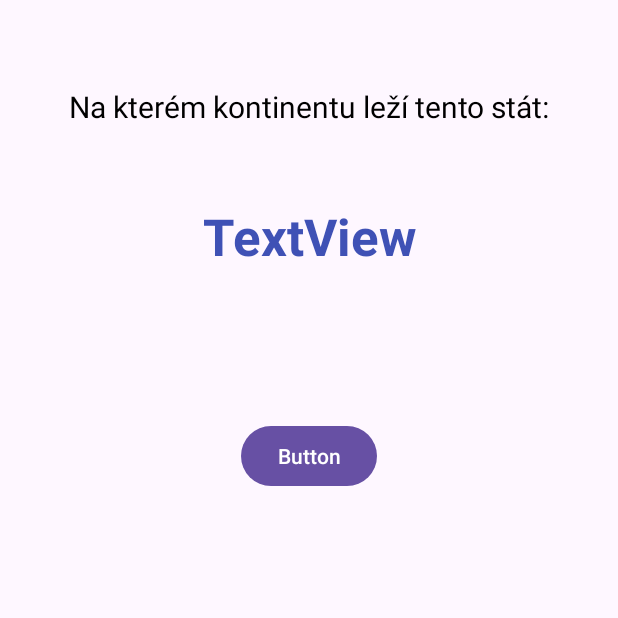
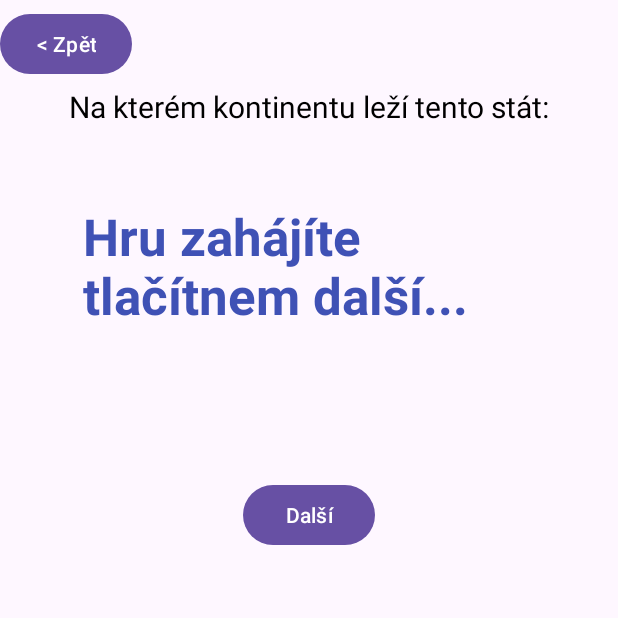
Before and after one commit to JiGaba/CountryGame, an Android app: the CountryGameActivity screen opened directly, with no data from a screen before it, on a phone screen of 412 x 824 dp, the top half of it. Run offline under Robolectric (Android 15) with nearby library versions, the light colour scheme and no system bars; our stand-ins replace Room's generated code, data binding.

Commit message:
Přidání filtru seznamu zemí, úprava vzhledu activity_country_game.xml, přidání akcí při stisku radioButtonů a Buttonu

```diff
--- a/app/src/main/java/com/example/countrygame/CountryGameActivity.kt
+++ b/app/src/main/java/com/example/countrygame/CountryGameActivity.kt
@@ -7,13 +7,17 @@ import android.util.Log
 import android.view.View
 import android.widget.Button
 import android.widget.RadioButton
+import androidx.lifecycle.Observer
 import androidx.lifecycle.ViewModelProvider
 import com.example.countrygame.databinding.ActivityCountryGameBinding
+import com.example.countrygame.domain.CountryData
 import com.example.countrygame.domain.Regions
 
 class CountryGameActivity : AppCompatActivity() {
     private  lateinit var binding: ActivityCountryGameBinding
     private  lateinit var viewModel: CountryGameViewModel
+    private lateinit var _qameData: List<CountryData>
+    private  lateinit var _actualGameData: CountryData
     override fun onCreate(savedInstanceState: Bundle?) {
         super.onCreate(savedInstanceState)
         setContentView(R.layout.activity_country_game)
@@ -34,6 +38,24 @@ class CountryGameActivity : AppCompatActivity() {
 
         removeUnusedRadio(setupData)
         viewModel.getSubjectInfo(setupData, "300", true)
+
+        // Začátek hry - načtení požadovaných dat dle setupMnožiny
+        viewModel.start.observe(this, Observer { d ->
+            if(d){
+                val countries = viewModel.countryInfoValue.value?.countries
+                if(countries != null){
+                    val filterValues = setupData
+
+                    _qameData = countries.filter { obj ->
+                        filterValues.any { filterValue -> obj.region.equals(filterValue, ignoreCase = true) }
+                    }
+                }
+            }
+        })
+    }
+
+    fun getRandomCountry(){
+
     }
 
     fun loadIntentData() : List<String>{
--- a/app/src/main/java/com/example/countrygame/CountryGameViewModel.kt
+++ b/app/src/main/java/com/example/countrygame/CountryGameViewModel.kt
@@ -1,5 +1,6 @@
 package com.example.countrygame
 
+import android.util.Log
 import androidx.lifecycle.LiveData
 import androidx.lifecycle.MutableLiveData
 import androidx.lifecycle.ViewModel
@@ -9,13 +10,42 @@ import kotlinx.coroutines.launch
 
 class CountryGameViewModel(private val repository: Repository)
     : ViewModel() {
-
+    private val _startInfo = "Hru zahájíte tlačítnem další..."
+    private var _start = MutableLiveData<Boolean>()
+    private var _guestionNumber = 0
+    val start: LiveData<Boolean> get() = _start
     private val _countryInfoValue = MutableLiveData<CountryInfo>()
     val countryInfoValue: LiveData<CountryInfo> = _countryInfoValue
+    private val _actualCountry = MutableLiveData<String>()
+    val actualCountry: LiveData<String> = _actualCountry
+    fun setActualCountry(value: String) {
+        _actualCountry.value = value
+    }
+    fun setStart(value: Boolean) {
+        _start.value = value
+    }
     fun getSubjectInfo(regions: List<String>, limit: String, pretty: Boolean){
         viewModelScope.launch {
             val result = repository.getCountryInfo(regions, limit, pretty)
             _countryInfoValue.postValue(result)
+
+            _actualCountry.value = _startInfo
         }
     }
+
+    fun checkButtonClick(){
+        if(_guestionNumber == 0){
+            _guestionNumber++
+            _start.value = true
+        }
+        //Log.v("Teststs", "sdsdd")
+        //_actualCountry.value = _countryInfoValue.value?.countries?.get(0)?.country
+    }
+
+    fun radioClick(index: Int){
+
+
+        //Log.v("Teststs88888888", index.toString())
+        //_actualCountry.value = _countryInfoValue.value?.countries?.get(0)?.country
+    }
 }
--- a/app/src/main/java/com/example/countrygame/Repository.kt
+++ b/app/src/main/java/com/example/countrygame/Repository.kt
@@ -37,7 +37,6 @@ class Repository(
 
     suspend fun refreshCountries(regions: List<String>, limit: String, pretty: Boolean) {
         try {
-
             // call REST API service to response
             // load all country
             val completeResponse = loadAllCountry(limit, pretty)
--- a/app/src/main/res/layout/activity_country_game.xml
+++ b/app/src/main/res/layout/activity_country_game.xml
@@ -32,8 +32,12 @@
             android:id="@+id/textView"
             android:layout_width="wrap_content"
             android:layout_height="wrap_content"
+            android:layout_marginStart="50dp"
             android:layout_marginTop="50dp"
-            android:text="TextView"
+            android:layout_marginEnd="50dp"
+            android:paddingLeft="@dimen/padding_left2"
+            android:paddingRight="@dimen/padding_left2"
+            android:text="@{ viewModel.actualCountry }"
             android:textColor="#3F51B5"
             android:textSize="34sp"
             android:textStyle="bold"
@@ -58,6 +62,7 @@
                 android:layout_width="wrap_content"
                 android:layout_height="wrap_content"
                 android:text="@string/radioAfrika"
+                android:onClick="@{ () -> viewModel.radioClick(0)}"
                 android:textSize="20sp"
                 android:layout_marginTop="5dp" />
 
@@ -67,6 +72,7 @@
                 android:layout_height="wrap_content"
                 android:layout_marginTop="5dp"
                 android:text="@string/radioAsie"
+                android:onClick="@{ () -> viewModel.radioClick(1)}"
                 android:textSize="20sp" />
 
             <RadioButton
@@ -75,6 +81,7 @@
                 android:layout_height="wrap_content"
                 android:layout_marginTop="5dp"
                 android:text="@string/radioAntarktida"
+                android:onClick="@{ () -> viewModel.radioClick(2)}"
                 android:textSize="20sp" />
 
             <RadioButton
@@ -83,6 +90,7 @@
                 android:layout_height="wrap_content"
                 android:layout_marginTop="5dp"
                 android:text="@string/radioEvropa"
+                android:onClick="@{ () -> viewModel.radioClick(3)}"
                 android:textSize="20sp" />
 
             <RadioButton
@@ -91,6 +99,7 @@
                 android:layout_height="wrap_content"
                 android:layout_marginTop="5dp"
                 android:text="@string/radioOceanie"
+                android:onClick="@{ () -> viewModel.radioClick(4)}"
                 android:textSize="20sp" />
 
             <RadioButton
@@ -99,6 +108,7 @@
                 android:layout_height="wrap_content"
                 android:layout_marginTop="5dp"
                 android:text="@string/radioJizniAmerika"
+                android:onClick="@{ () -> viewModel.radioClick(5)}"
                 android:textSize="20sp" />
 
             <RadioButton
@@ -107,6 +117,7 @@
                 android:layout_height="wrap_content"
                 android:layout_marginTop="5dp"
                 android:text="@string/radioStredniAmerika"
+                android:onClick="@{ () -> viewModel.radioClick(6)}"
                 android:textSize="20sp" />
 
             <RadioButton
@@ -115,6 +126,7 @@
                 android:layout_height="wrap_content"
                 android:layout_marginTop="5dp"
                 android:text="@string/radioSeverniAmerika"
+                android:onClick="@{ () -> viewModel.radioClick(7)}"
                 android:textSize="20sp" />
         </RadioGroup>
 
@@ -123,10 +135,20 @@
             android:layout_width="wrap_content"
             android:layout_height="wrap_content"
             android:layout_marginTop="50dp"
-            android:text="Button"
+            android:onClick="@{ () -> viewModel.checkButtonClick()}"
+            android:text="@string/buttonNext"
             app:layout_constraintEnd_toEndOf="parent"
             app:layout_constraintStart_toStartOf="parent"
             app:layout_constraintTop_toBottomOf="@+id/radioGroup" />
 
+        <Button
+            android:id="@+id/button"
+            android:layout_width="wrap_content"
+            android:layout_height="wrap_content"
+            android:layout_marginTop="5dp"
+            android:text="@string/buttonBack"
+            app:layout_constraintStart_toStartOf="parent"
+            app:layout_constraintTop_toTopOf="parent" />
+
     </androidx.constraintlayout.widget.ConstraintLayout>
 </layout>
--- a/app/src/main/res/values/dimens.xml
+++ b/app/src/main/res/values/dimens.xml
@@ -1,4 +1,5 @@
 <?xml version="1.0" encoding="utf-8"?>
 <resources>
     <dimen name="padding_left">25</dimen>
+    <dimen name="padding_left2">25pt</dimen>
 </resources>
--- a/app/src/main/res/values/strings.xml
+++ b/app/src/main/res/values/strings.xml
@@ -11,4 +11,6 @@
     <string name="radioSeverniAmerika">Severní Amerika</string>
     <string name="StartPagePopis">Vyberte kontinenty, které chcete procvičovat</string>
     <string name="buttonStart">START</string>
+    <string name="buttonNext">Další</string>
+    <string name="buttonBack"><![CDATA[< Zpět]]></string>
 </resources>
```
